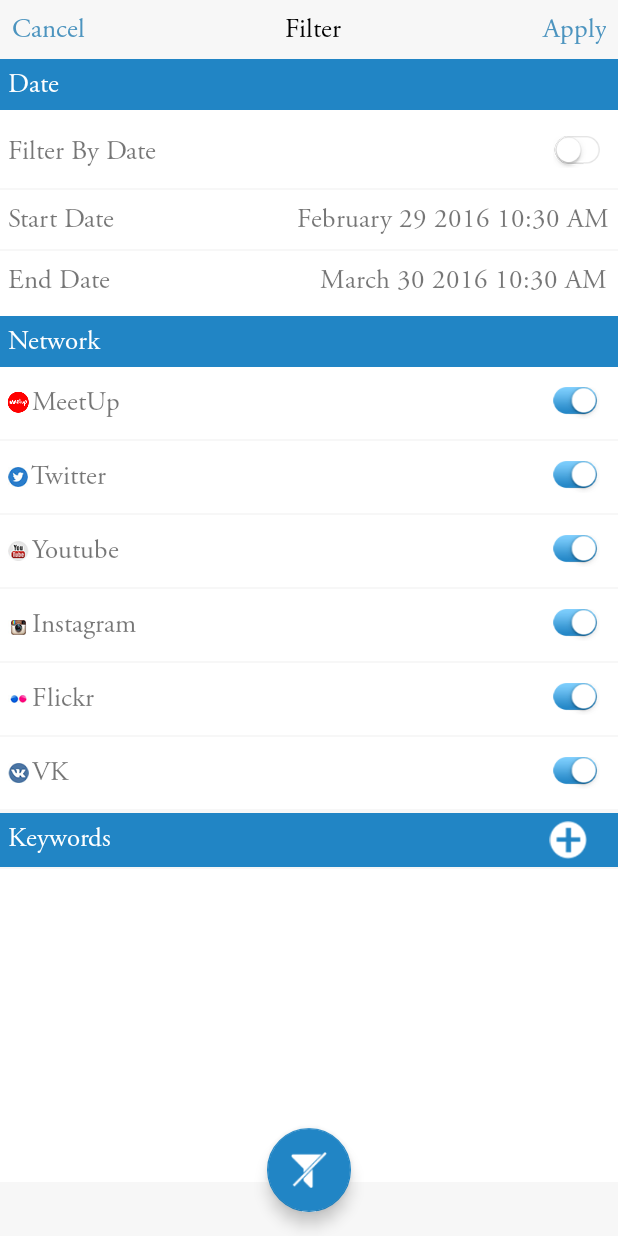
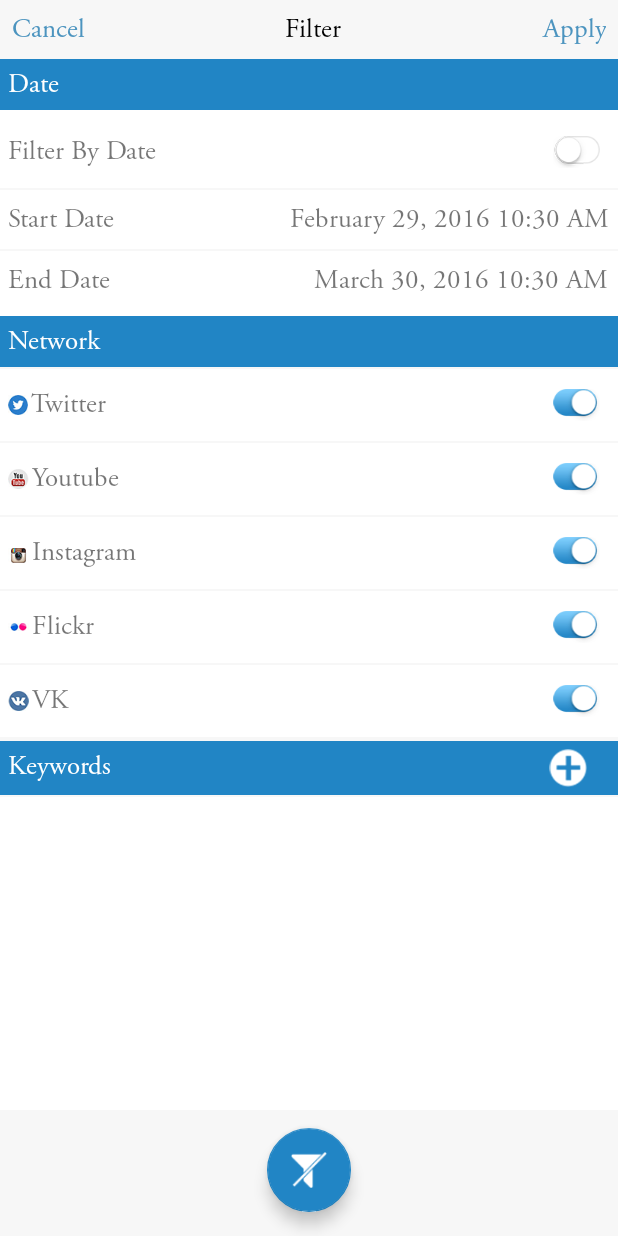
Before and after one commit to saurabh301990/Seekers_Android, an Android app: the FilterActivity screen opened directly, with no data from a screen before it, on a phone screen of 412 x 824 dp. Run offline under Robolectric (Android 15) with nearby library versions, the phone set to English and light mode, and no system bars; our stand-ins replace ButterKnife.

Commit message:
Committed by Shoeb 0.3.7 version

```diff
--- a/app/src/main/java/com/tv/seekers/activities/FilterActivity.java
+++ b/app/src/main/java/com/tv/seekers/activities/FilterActivity.java
@@ -286,7 +286,7 @@
 
                 // set dialog message
                 alertDialogBuilder
-                        .setMessage("Are you sure ?")
+                        .setMessage("Are you sure you want to delete this keyword?")
                         .setCancelable(false)
                         .setPositiveButton("Yes", new DialogInterface.OnClickListener() {
                             public void onClick(DialogInterface dialog, int id) {
--- a/app/src/main/java/com/tv/seekers/activities/ForgotPass.java
+++ b/app/src/main/java/com/tv/seekers/activities/ForgotPass.java
@@ -174,7 +174,7 @@
                         if (_jJsonObject.has("status")) {
                             int status = _jJsonObject.getInt("status");
                             if (status == 1) {
-                                Constant.showToast("Please check your mail box. ", ForgotPass.this);
+                                Constant.showToast("Message sent to email.", ForgotPass.this);
                                 finish();
                             } else if (status == -2) {
                                 Constant.showToast("Invalid email!", ForgotPass.this);
--- a/app/src/main/java/com/tv/seekers/activities/PostDetailsTextImg.java
+++ b/app/src/main/java/com/tv/seekers/activities/PostDetailsTextImg.java
@@ -24,6 +24,7 @@
 import com.tv.seekers.bean.HomeBean;
 import com.tv.seekers.constant.Constant;
 import com.tv.seekers.constant.WebServiceConstants;
+import com.tv.seekers.date.DateTime;
 import com.tv.seekers.utils.CircleBitmapDisplayer;
 import com.tv.seekers.utils.NetworkAvailablity;
 
@@ -339,7 +340,7 @@
                             if (_jSubObject.has("postTime")) {
                                 long post_time = _jSubObject.getLong("postTime");
                                 post_time = post_time * 1000;
-                                date_time_tv.setText(getDateFromMilliseconds(post_time, "MMMM dd yyyy hh:mm a"));
+                                date_time_tv.setText(getDateFromMilliseconds(post_time, DateTime.DATE_FORMAT));
                             }
                             if (_jSubObject.has("post_fetch_time")) {
                                 String post_fetch_time = _jSubObject.getString("post_fetch_time");
--- a/app/src/main/java/com/tv/seekers/date/DateTime.java
+++ b/app/src/main/java/com/tv/seekers/date/DateTime.java
@@ -10,7 +10,7 @@
  */
 public class DateTime {
 
-    public static final String DATE_FORMAT = "MMMM dd yyyy hh:mm a";
+    public static final String DATE_FORMAT = "MMMM dd, yyyy hh:mm a";
 //    public static final String DATE_FORMAT = "yyyy-MM-dd HH:mm:ss";
     private Date mDate;
     private Calendar mCalendar;
--- a/app/src/main/java/com/tv/seekers/menu/MapView.java
+++ b/app/src/main/java/com/tv/seekers/menu/MapView.java
@@ -67,6 +67,7 @@
 import com.tv.seekers.bean.HomeBean;
 import com.tv.seekers.constant.Constant;
 import com.tv.seekers.constant.WebServiceConstants;
+import com.tv.seekers.date.DateTime;
 import com.tv.seekers.gpsservice.GPSTracker;
 import com.tv.seekers.utils.NetworkAvailablity;
 import com.tv.seekers.utils.XListView;
@@ -1448,7 +1449,7 @@
                                     if (_jSubObject.has("postTime")) {
                                         long postTime = _jSubObject.getLong("postTime");
                                         postTime = postTime * 1000;
-                                        bean.setPost_time(getDateFromMilliseconds(postTime, "MMMM dd yyyy hh:mm a"));
+                                        bean.setPost_time(getDateFromMilliseconds(postTime, DateTime.DATE_FORMAT));
                                     } else {
                                         bean.setPost_time("");
                                     }
--- a/app/src/main/java/com/tv/seekers/menu/MyAreasFrag.java
+++ b/app/src/main/java/com/tv/seekers/menu/MyAreasFrag.java
@@ -519,7 +519,7 @@
 
                 // set dialog message
                 alertDialogBuilder
-                        .setMessage("Are you sure ?")
+                        .setMessage("Are you sure you want to delete this area?")
                         .setCancelable(false)
                         .setPositiveButton("Yes", new DialogInterface.OnClickListener() {
                             public void onClick(DialogInterface dialog, int id) {
--- a/app/src/main/java/com/tv/seekers/menu/TrackMapFragment.java
+++ b/app/src/main/java/com/tv/seekers/menu/TrackMapFragment.java
@@ -45,6 +45,7 @@
 import com.tv.seekers.bean.HomeBean;
 import com.tv.seekers.constant.Constant;
 import com.tv.seekers.constant.WebServiceConstants;
+import com.tv.seekers.date.DateTime;
 import com.tv.seekers.utils.CircleBitmapDisplayer;
 import com.tv.seekers.utils.HttpConnection;
 import com.tv.seekers.utils.NetworkAvailablity;
@@ -732,7 +733,7 @@
                                     if (_jSubObject.has("postTime")) {
                                         long postTime = _jSubObject.getLong("postTime");
                                         postTime = postTime * 1000;
-                                        bean.setPost_time(getDateFromMilliseconds(postTime, "MMMM dd yyyy hh:mm a"));
+                                        bean.setPost_time(getDateFromMilliseconds(postTime, DateTime.DATE_FORMAT));
                                     } else {
                                         bean.setPost_time("");
                                     }
--- a/app/src/main/res/layout/filter.xml
+++ b/app/src/main/res/layout/filter.xml
@@ -239,6 +239,7 @@
                 <LinearLayout
                     android:layout_width="match_parent"
                     android:layout_height="wrap_content"
+                    android:visibility="gone"
                     android:gravity="center_vertical"
                     android:orientation="horizontal">
 
--- a/app/src/main/res/layout/splash_screen.xml
+++ b/app/src/main/res/layout/splash_screen.xml
@@ -6,7 +6,7 @@
     android:layout_height="match_parent">
     <TextView
         android:layout_width="match_parent"
-        android:text="0.3.6"
+        android:text="0.3.7"
         android:textSize="20sp"
         android:gravity="center_horizontal"
         android:textStyle="bold"
```
Also changed, not shown: 1 other file.
